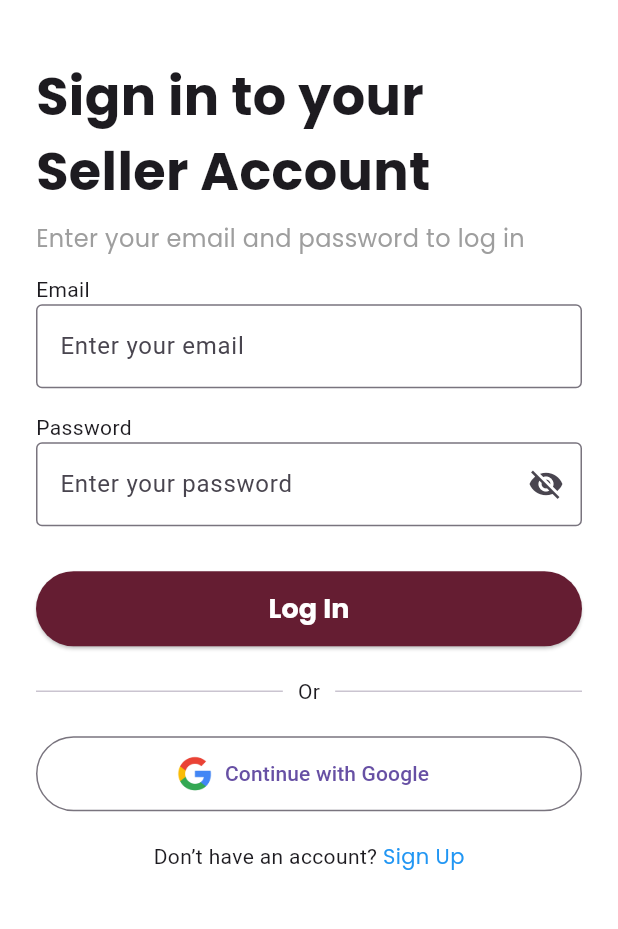
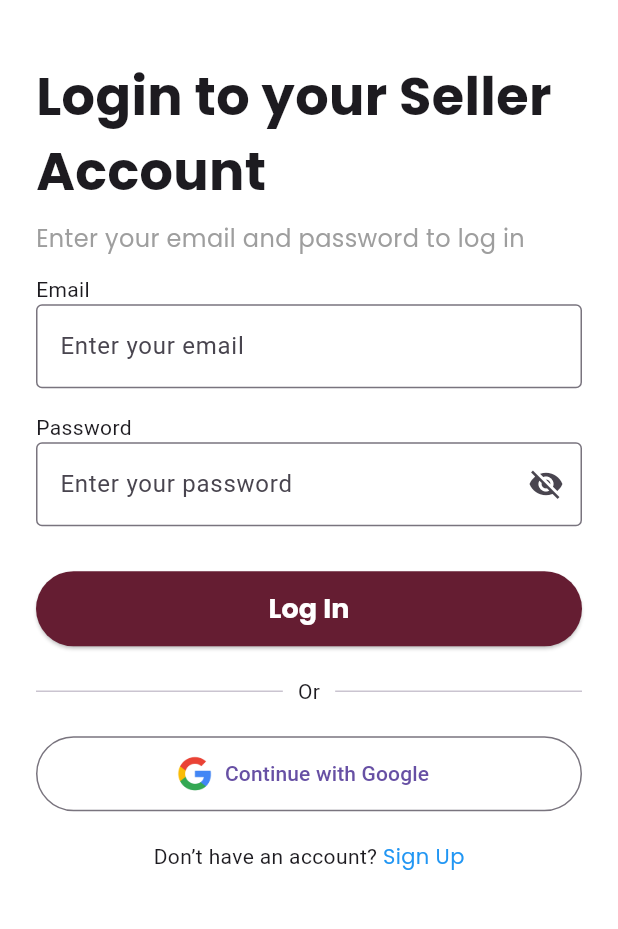
Before and after one commit to umali928/Project, a Flutter app: the SellerLoginScreen screen opened directly, on a phone screen of 412 x 824 dp, the part 208-1137 px from its top. Run offline on Flutter 3.47's test engine with Material 3 defaults, Android fonts, the phone set to English and light mode, and no system bars; our stand-ins replace google_fonts, image_picker, lucide_icons.

Commit message:
fix some issues again

```diff
--- a/lib/SellerLogin.dart
+++ b/lib/SellerLogin.dart
@@ -40,7 +40,7 @@ class SellerLoginScreen extends StatelessWidget {
                     ),
                     const SizedBox(height: 40),
                     Text(
-                      'Sign in to your Seller Account',
+                      'Login to your Seller Account',
                       style: GoogleFonts.poppins(fontSize: 35, fontWeight: FontWeight.bold),
                     ),
                     const SizedBox(height: 8),
```
Also changed, not shown: lib/sellerdashboard.dart (+14 -2 lines).
